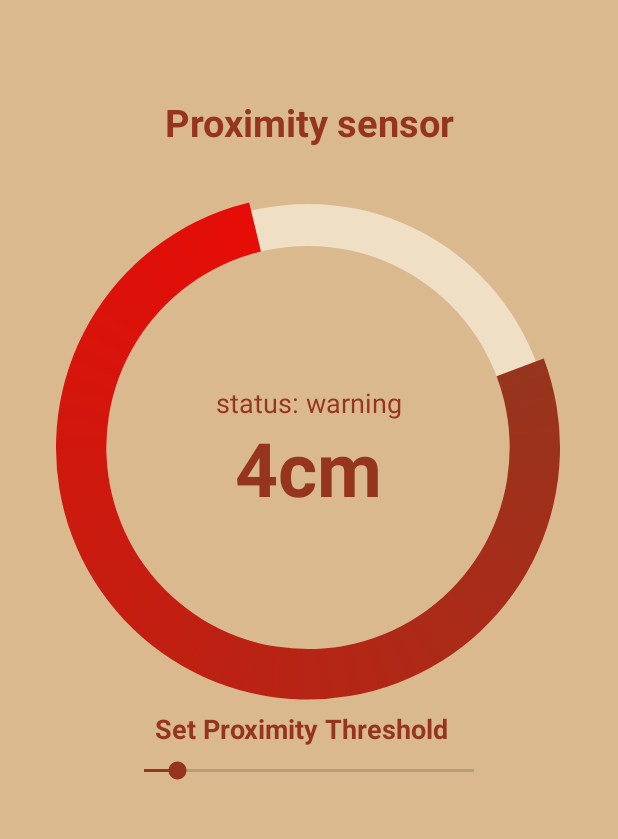
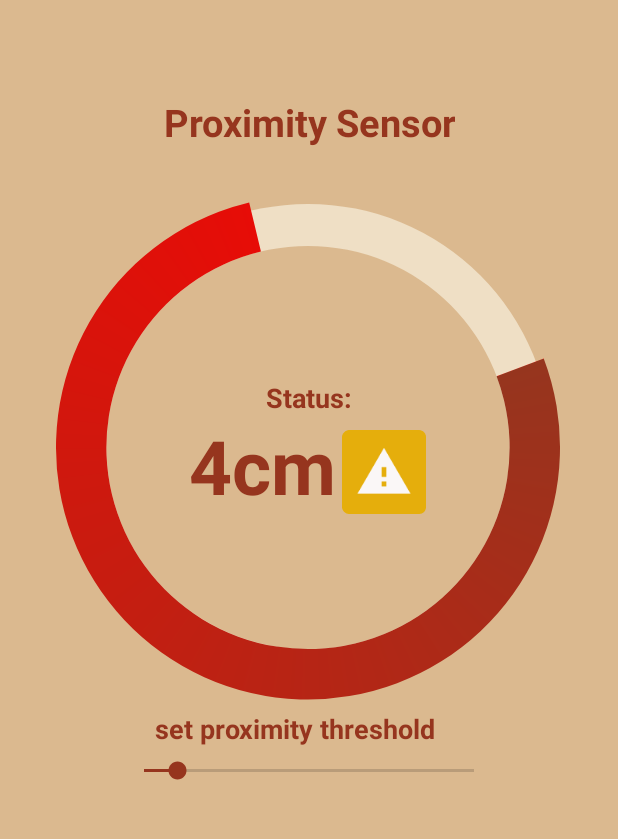
Before and after one commit to IlliaPopov1791/PetasosExpress, an Android app: the screen it shows after launch (MainActivity), in the side drawer, after a tap on "Proximity Sensor", on a phone screen of 412 x 824 dp, the part 84-923 px from its top. Run offline under Robolectric (Android 15) with nearby library versions, the phone set to English and light mode, and no system bars.

Commit message:
PetasosExpress 0.32 (Proximity sensor UI update):added image for status and fixed constraints

```diff
--- a/app/src/main/res/layout/fragment_sensor_proximity.xml
+++ b/app/src/main/res/layout/fragment_sensor_proximity.xml
@@ -1,6 +1,5 @@
 <?xml version="1.0" encoding="utf-8"?>
-<androidx.constraintlayout.widget.ConstraintLayout
-    xmlns:android="http://schemas.android.com/apk/res/android"
+<androidx.constraintlayout.widget.ConstraintLayout xmlns:android="http://schemas.android.com/apk/res/android"
     xmlns:app="http://schemas.android.com/apk/res-auto"
     xmlns:tools="http://schemas.android.com/tools"
     android:layout_width="match_parent"
@@ -30,10 +29,10 @@
         android:layout_height="wrap_content"
         android:layout_marginTop="64dp"
         android:gravity="center_horizontal"
-        android:text="Proximity sensor"
+        android:text="@string/proximity_sensor"
         android:textColor="@color/wine"
+        android:textSize="25sp"
         android:textStyle="bold"
-        android:textSize="25dp"
         app:layout_constraintEnd_toEndOf="parent"
         app:layout_constraintStart_toStartOf="parent"
         app:layout_constraintTop_toTopOf="parent" />
@@ -44,30 +43,45 @@
         android:layout_height="88dp"
         android:layout_marginTop="56dp"
         android:gravity="center"
-        android:text="4cm"
+        android:text="@string/_4cm"
         android:textColor="@color/wine"
-        android:textSize="50dp"
+        android:textSize="50sp"
         android:textStyle="bold"
         app:layout_constraintBottom_toBottomOf="@+id/progressBar"
         app:layout_constraintEnd_toEndOf="@+id/progressBar"
-        app:layout_constraintHorizontal_bias="0.502"
+        app:layout_constraintHorizontal_bias="0.366"
         app:layout_constraintStart_toStartOf="@+id/progressBar"
         app:layout_constraintTop_toTopOf="@+id/progressBar"
-        app:layout_constraintVertical_bias="0.439" />
+        app:layout_constraintVertical_bias="0.435" />
 
     <TextView
         android:id="@+id/statusTextView"
         android:layout_width="133dp"
         android:layout_height="42dp"
-        android:textSize="18dp"
+        android:layout_marginTop="244dp"
         android:gravity="center"
-        android:text="status: warning"
+        android:text="@string/_status"
+        android:textStyle="bold"
         android:textColor="@color/wine"
-        app:layout_constraintBottom_toTopOf="@+id/textView2"
+        android:textSize="18sp"
+        app:layout_constraintBottom_toTopOf="@+id/seekBar"
         app:layout_constraintEnd_toEndOf="parent"
         app:layout_constraintStart_toStartOf="parent"
-        app:layout_constraintTop_toTopOf="@+id/textView2"
+        app:layout_constraintTop_toTopOf="parent"
         app:layout_constraintVertical_bias="0.0" />
+
+    <ImageView
+        android:id="@+id/imgStatus"
+        android:layout_width="56dp"
+        android:layout_height="56dp"
+        android:layout_centerHorizontal="true"
+        android:src="@mipmap/status_warning_round"
+        app:layout_constraintBottom_toBottomOf="@+id/textView2"
+        app:layout_constraintEnd_toEndOf="@+id/progressBar"
+        app:layout_constraintHorizontal_bias="0.682"
+        app:layout_constraintStart_toStartOf="@+id/progressBar"
+        app:layout_constraintTop_toTopOf="@+id/statusTextView"
+        app:layout_constraintVertical_bias="0.777" />
 
     <SeekBar
         android:id="@+id/seekBar"
@@ -85,10 +99,10 @@
         android:id="@+id/titleTextView"
         android:layout_width="205dp"
         android:layout_height="34dp"
-        android:text="Set Proximity Threshold"
+        android:text="@string/set_proximity_threshold"
         android:textColor="@color/wine"
+        android:textSize="18sp"
         android:textStyle="bold"
-        android:textSize="18sp"
         app:layout_constraintBottom_toBottomOf="@+id/progressBar"
         app:layout_constraintEnd_toEndOf="parent"
         app:layout_constraintStart_toStartOf="parent"
--- a/app/src/main/res/values/strings.xml
+++ b/app/src/main/res/values/strings.xml
@@ -26,6 +26,9 @@
     <string name="home_question1">What order do you need today?</string>
     <string name="_4cm">4cm</string>
     <string name="status_warning">Status: Warning</string>
+    <string name="set_proximity_threshold">set proximity threshold</string>
+    <string name="status">status:</string>
+    <string name="_status">Status:</string>
 
 
 </resources>
```
Also changed, not shown: 1 other file.
